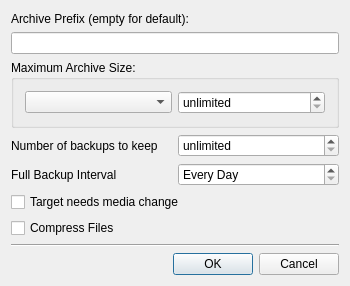
The window that src/SettingsDialog.ui (KDE/kbackup) describes before a commit, drawn with Qt 5.
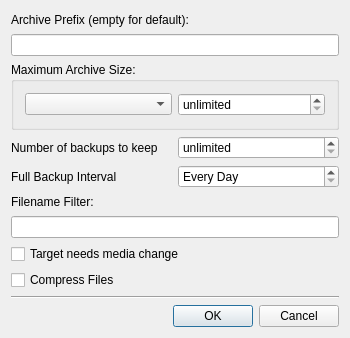
The same window after the commit.

Commit message: add wildcard filter feature

Diff of the .ui file:
```diff
--- a/src/SettingsDialog.ui
+++ b/src/SettingsDialog.ui
@@ -9,7 +9,7 @@
     <x>0</x>
     <y>0</y>
     <width>350</width>
-    <height>286</height>
+    <height>338</height>
    </rect>
   </property>
   <property name="windowTitle">
@@ -114,7 +114,7 @@
      </item>
     </layout>
    </item>
-   <item row="4" column="0">
+   <item row="6" column="0">
     <widget class="QCheckBox" name="mediaNeedsChange">
      <property name="toolTip">
       <string>Uncheck if you want to avoid a confirmation dialog to change the medium when a slice was finished</string>
@@ -124,7 +124,7 @@
      </property>
     </widget>
    </item>
-   <item row="5" column="0">
+   <item row="7" column="0">
     <widget class="QCheckBox" name="compressFiles">
      <property name="toolTip">
       <string>Uncheck if you want to avoid compressing files or archive slices at all</string>
@@ -134,7 +134,7 @@
      </property>
     </widget>
    </item>
-   <item row="6" column="0">
+   <item row="8" column="0">
     <widget class="QFrame" name="frame3">
      <property name="sizePolicy">
       <sizepolicy hsizetype="Preferred" vsizetype="Fixed">
@@ -150,7 +150,7 @@
      </property>
     </widget>
    </item>
-   <item row="7" column="0">
+   <item row="9" column="0">
     <layout class="QHBoxLayout">
      <item>
       <spacer name="spacer5">
@@ -184,6 +184,20 @@
      </item>
     </layout>
    </item>
+   <item row="5" column="0">
+    <widget class="QLineEdit" name="filter">
+     <property name="toolTip">
+      <string>Defines wildcards for filenames which will be ignored for backup, separated by a space. E.g.: &quot;*.ogg *.wav&quot;</string>
+     </property>
+    </widget>
+   </item>
+   <item row="4" column="0">
+    <widget class="QLabel" name="label_3">
+     <property name="text">
+      <string>Filename Filter:</string>
+     </property>
+    </widget>
+   </item>
   </layout>
  </widget>
  <layoutdefault spacing="6" margin="11"/>
```
Left out of the diff: 4 changed lines with no effect on the pictures. The commit also changes 15 other files.
